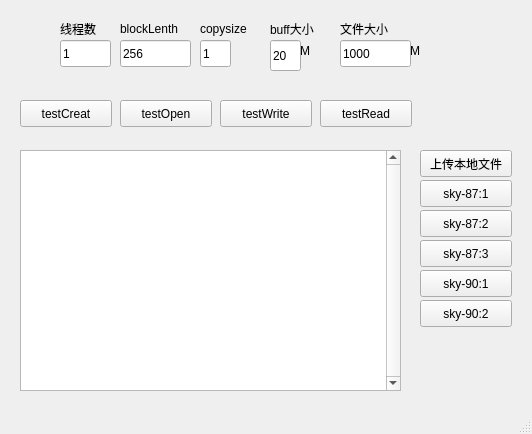
3642214/sdfs_client_qt_demo, file mainwindow.ui: the form before one commit.
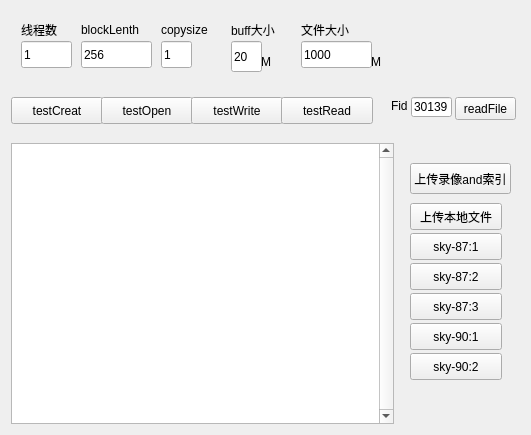
The form after the commit.

Diff of the .ui file:
```diff
--- a/mainwindow.ui
+++ b/mainwindow.ui
@@ -9,19 +9,42 @@
    <rect>
     <x>0</x>
     <y>0</y>
-    <width>532</width>
-    <height>434</height>
+    <width>531</width>
+    <height>435</height>
    </rect>
   </property>
+  <property name="minimumSize">
+   <size>
+    <width>531</width>
+    <height>364</height>
+   </size>
+  </property>
   <property name="windowTitle">
    <string>MainWindow</string>
   </property>
   <widget class="QWidget" name="centralWidget">
+   <layout class="QVBoxLayout" name="verticalLayout_3">
+    <item>
+     <layout class="QVBoxLayout" name="verticalLayout_2">
+      <property name="sizeConstraint">
+       <enum>QLayout::SetMaximumSize</enum>
+      </property>
+      <item>
+       <widget class="QWidget" name="widget_3" native="true">
+        <property name="enabled">
+         <bool>true</bool>
+        </property>
+        <property name="minimumSize">
+         <size>
+          <width>0</width>
+          <height>70</height>
+         </size>
+        </property>
    <widget class="QLineEdit" name="lineEdit_2">
     <property name="geometry">
      <rect>
-      <x>120</x>
-      <y>40</y>
+           <x>70</x>
+           <y>30</y>
       <width>71</width>
       <height>27</height>
      </rect>
@@ -30,50 +53,24 @@
      <string>256</string>
     </property>
    </widget>
-   <widget class="QLineEdit" name="lineEdit">
+        <widget class="QLabel" name="label_8">
     <property name="geometry">
      <rect>
-      <x>60</x>
+           <x>360</x>
       <y>40</y>
-      <width>51</width>
-      <height>27</height>
+           <width>21</width>
+           <height>21</height>
      </rect>
     </property>
     <property name="text">
-     <string>1</string>
-    </property>
-   </widget>
-   <widget class="QLineEdit" name="lineEdit_3">
-    <property name="geometry">
-     <rect>
-      <x>200</x>
-      <y>40</y>
-      <width>31</width>
-      <height>27</height>
-     </rect>
-    </property>
-    <property name="text">
-     <string>1</string>
-    </property>
-   </widget>
-   <widget class="QLineEdit" name="lineEdit_5">
-    <property name="geometry">
-     <rect>
-      <x>340</x>
-      <y>40</y>
-      <width>71</width>
-      <height>27</height>
-     </rect>
-    </property>
-    <property name="text">
-     <string>1000</string>
+          <string>M</string>
     </property>
    </widget>
    <widget class="QLabel" name="label_3">
     <property name="geometry">
      <rect>
-      <x>200</x>
-      <y>20</y>
+           <x>150</x>
+           <y>10</y>
       <width>81</width>
       <height>17</height>
      </rect>
@@ -82,11 +79,24 @@
      <string>copysize</string>
     </property>
    </widget>
+        <widget class="QLineEdit" name="lineEdit_3">
+         <property name="geometry">
+          <rect>
+           <x>150</x>
+           <y>30</y>
+           <width>31</width>
+           <height>27</height>
+          </rect>
+         </property>
+         <property name="text">
+          <string>1</string>
+         </property>
+        </widget>
    <widget class="QLabel" name="label">
     <property name="geometry">
      <rect>
-      <x>60</x>
-      <y>20</y>
+           <x>10</x>
+           <y>10</y>
       <width>62</width>
       <height>17</height>
      </rect>
@@ -95,11 +105,37 @@
      <string>线程数</string>
     </property>
    </widget>
+        <widget class="QLineEdit" name="lineEdit_5">
+         <property name="geometry">
+          <rect>
+           <x>290</x>
+           <y>30</y>
+           <width>71</width>
+           <height>27</height>
+          </rect>
+         </property>
+         <property name="text">
+          <string>1000</string>
+         </property>
+        </widget>
+        <widget class="QLabel" name="label_7">
+         <property name="geometry">
+          <rect>
+           <x>290</x>
+           <y>10</y>
+           <width>71</width>
+           <height>17</height>
+          </rect>
+         </property>
+         <property name="text">
+          <string>文件大小</string>
+         </property>
+        </widget>
    <widget class="QLabel" name="label_2">
     <property name="geometry">
      <rect>
-      <x>120</x>
-      <y>20</y>
+           <x>70</x>
+           <y>10</y>
       <width>71</width>
       <height>17</height>
      </rect>
@@ -108,11 +144,24 @@
      <string>blockLenth</string>
     </property>
    </widget>
+        <widget class="QLabel" name="label_6">
+         <property name="geometry">
+          <rect>
+           <x>250</x>
+           <y>40</y>
+           <width>21</width>
+           <height>21</height>
+          </rect>
+         </property>
+         <property name="text">
+          <string>M</string>
+         </property>
+        </widget>
    <widget class="QLabel" name="label_4">
     <property name="geometry">
      <rect>
-      <x>270</x>
-      <y>20</y>
+           <x>220</x>
+           <y>10</y>
       <width>51</width>
       <height>17</height>
      </rect>
@@ -121,37 +170,24 @@
      <string>buff大小</string>
     </property>
    </widget>
-   <widget class="QLabel" name="label_6">
+        <widget class="QLineEdit" name="lineEdit">
     <property name="geometry">
      <rect>
-      <x>300</x>
-      <y>40</y>
-      <width>21</width>
-      <height>21</height>
+           <x>10</x>
+           <y>30</y>
+           <width>51</width>
+           <height>27</height>
      </rect>
     </property>
     <property name="text">
-     <string>M</string>
-    </property>
-   </widget>
-   <widget class="QLabel" name="label_7">
-    <property name="geometry">
-     <rect>
-      <x>340</x>
-      <y>20</y>
-      <width>71</width>
-      <height>17</height>
-     </rect>
-    </property>
-    <property name="text">
-     <string>文件大小</string>
+          <string>1</string>
     </property>
    </widget>
    <widget class="QLineEdit" name="lineEdit_4">
     <property name="geometry">
      <rect>
-      <x>270</x>
-      <y>40</y>
+           <x>220</x>
+           <y>30</y>
       <width>31</width>
       <height>31</height>
      </rect>
@@ -160,46 +196,146 @@
      <string>20</string>
     </property>
    </widget>
-   <widget class="QLabel" name="label_8">
+       </widget>
+      </item>
+      <item>
+       <widget class="QWidget" name="widget_2" native="true">
+        <property name="enabled">
+         <bool>true</bool>
+        </property>
+        <property name="minimumSize">
+         <size>
+          <width>511</width>
+          <height>50</height>
+         </size>
+        </property>
+        <widget class="QPushButton" name="CreatButton">
     <property name="geometry">
      <rect>
-      <x>410</x>
-      <y>40</y>
+           <x>0</x>
+           <y>10</y>
+           <width>92</width>
+           <height>27</height>
+          </rect>
+         </property>
+         <property name="text">
+          <string>testCreat</string>
+         </property>
+        </widget>
+        <widget class="QPushButton" name="openButton">
+         <property name="geometry">
+          <rect>
+           <x>90</x>
+           <y>10</y>
+           <width>92</width>
+           <height>27</height>
+          </rect>
+         </property>
+         <property name="text">
+          <string>testOpen</string>
+         </property>
+        </widget>
+        <widget class="QPushButton" name="writeButton">
+         <property name="enabled">
+          <bool>true</bool>
+         </property>
+         <property name="geometry">
+          <rect>
+           <x>180</x>
+           <y>10</y>
+           <width>92</width>
+           <height>27</height>
+          </rect>
+         </property>
+         <property name="text">
+          <string>testWrite</string>
+         </property>
+        </widget>
+        <widget class="QPushButton" name="readButton">
+         <property name="geometry">
+          <rect>
+           <x>270</x>
+           <y>10</y>
+           <width>92</width>
+           <height>27</height>
+          </rect>
+         </property>
+         <property name="text">
+          <string>testRead</string>
+         </property>
+        </widget>
+        <widget class="QPushButton" name="readFileButton">
+         <property name="geometry">
+          <rect>
+           <x>444</x>
+           <y>10</y>
+           <width>61</width>
+           <height>23</height>
+          </rect>
+         </property>
+         <property name="text">
+          <string>readFile</string>
+         </property>
+        </widget>
+        <widget class="QLineEdit" name="lineEdit_6">
+         <property name="geometry">
+          <rect>
+           <x>400</x>
+           <y>10</y>
+           <width>41</width>
+           <height>20</height>
+          </rect>
+         </property>
+         <property name="text">
+          <string>30139</string>
+         </property>
+        </widget>
+        <widget class="QLabel" name="label_5">
+         <property name="geometry">
+          <rect>
+           <x>380</x>
+           <y>10</y>
       <width>21</width>
-      <height>21</height>
+           <height>17</height>
      </rect>
     </property>
     <property name="text">
-     <string>M</string>
-    </property>
-   </widget>
+          <string>Fid</string>
+         </property>
+        </widget>
+       </widget>
+      </item>
+      <item>
+       <layout class="QHBoxLayout" name="horizontalLayout">
+        <item>
    <widget class="QTextEdit" name="textEdit">
-    <property name="geometry">
-     <rect>
-      <x>20</x>
-      <y>150</y>
-      <width>381</width>
-      <height>241</height>
-     </rect>
-    </property>
     <property name="verticalScrollBarPolicy">
      <enum>Qt::ScrollBarAlwaysOn</enum>
     </property>
    </widget>
+        </item>
+        <item>
    <widget class="QWidget" name="widget" native="true">
-    <property name="geometry">
-     <rect>
-      <x>410</x>
-      <y>140</y>
-      <width>111</width>
-      <height>201</height>
-     </rect>
+          <property name="enabled">
+           <bool>true</bool>
+          </property>
+          <property name="minimumSize">
+           <size>
+            <width>120</width>
+            <height>0</height>
+           </size>
+          </property>
+          <property name="maximumSize">
+           <size>
+            <width>120</width>
+            <height>16777215</height>
+           </size>
     </property>
     <widget class="QPushButton" name="upLocalFile">
      <property name="geometry">
       <rect>
        <x>10</x>
-       <y>10</y>
+             <y>60</y>
        <width>92</width>
        <height>27</height>
       </rect>
@@ -212,7 +348,7 @@
      <property name="geometry">
       <rect>
        <x>10</x>
-       <y>40</y>
+             <y>90</y>
        <width>92</width>
        <height>27</height>
       </rect>
@@ -225,7 +361,7 @@
      <property name="geometry">
       <rect>
        <x>10</x>
-       <y>130</y>
+             <y>180</y>
        <width>92</width>
        <height>27</height>
       </rect>
@@ -238,7 +374,7 @@
      <property name="geometry">
       <rect>
        <x>10</x>
-       <y>70</y>
+             <y>120</y>
        <width>92</width>
        <height>27</height>
       </rect>
@@ -251,7 +387,7 @@
      <property name="geometry">
       <rect>
        <x>10</x>
-       <y>100</y>
+             <y>150</y>
        <width>92</width>
        <height>27</height>
       </rect>
@@ -264,7 +400,7 @@
      <property name="geometry">
       <rect>
        <x>10</x>
-       <y>160</y>
+             <y>210</y>
        <width>92</width>
        <height>27</height>
       </rect>
@@ -273,77 +409,27 @@
       <string>sky-90:2</string>
      </property>
     </widget>
-   </widget>
-   <widget class="QWidget" name="widget_2" native="true">
-    <property name="enabled">
-     <bool>true</bool>
-    </property>
+          <widget class="QPushButton" name="upLocalFile_Ex">
     <property name="geometry">
      <rect>
       <x>10</x>
-      <y>90</y>
-      <width>411</width>
-      <height>41</height>
-     </rect>
-    </property>
-    <widget class="QPushButton" name="CreatButton">
-     <property name="geometry">
-      <rect>
-       <x>10</x>
-       <y>10</y>
-       <width>92</width>
-       <height>27</height>
-      </rect>
-     </property>
+             <y>20</y>
+             <width>101</width>
+             <height>31</height>
+            </rect>
+           </property>
      <property name="text">
-      <string>testCreat</string>
-     </property>
-    </widget>
-    <widget class="QPushButton" name="openButton">
-     <property name="geometry">
-      <rect>
-       <x>110</x>
-       <y>10</y>
-       <width>92</width>
-       <height>27</height>
-      </rect>
-     </property>
-     <property name="text">
-      <string>testOpen</string>
-     </property>
-    </widget>
-    <widget class="QPushButton" name="writeButton">
-     <property name="enabled">
-      <bool>true</bool>
-     </property>
-     <property name="geometry">
-      <rect>
-       <x>210</x>
-       <y>10</y>
-       <width>92</width>
-       <height>27</height>
-      </rect>
-     </property>
-     <property name="text">
-      <string>testWrite</string>
-     </property>
-    </widget>
-    <widget class="QPushButton" name="readButton">
-     <property name="geometry">
-      <rect>
-       <x>310</x>
-       <y>10</y>
-       <width>92</width>
-       <height>27</height>
-      </rect>
-     </property>
-     <property name="text">
-      <string>testRead</string>
-     </property>
-    </widget>
-   </widget>
-  </widget>
-  <widget class="QStatusBar" name="statusBar"/>
+            <string>上传录像and索引</string>
+           </property>
+          </widget>
+         </widget>
+        </item>
+       </layout>
+      </item>
+     </layout>
+    </item>
+   </layout>
+  </widget>
  </widget>
  <layoutdefault spacing="6" margin="11"/>
  <resources/>
```
Lines whose indentation alone changed are shown as unchanged.
